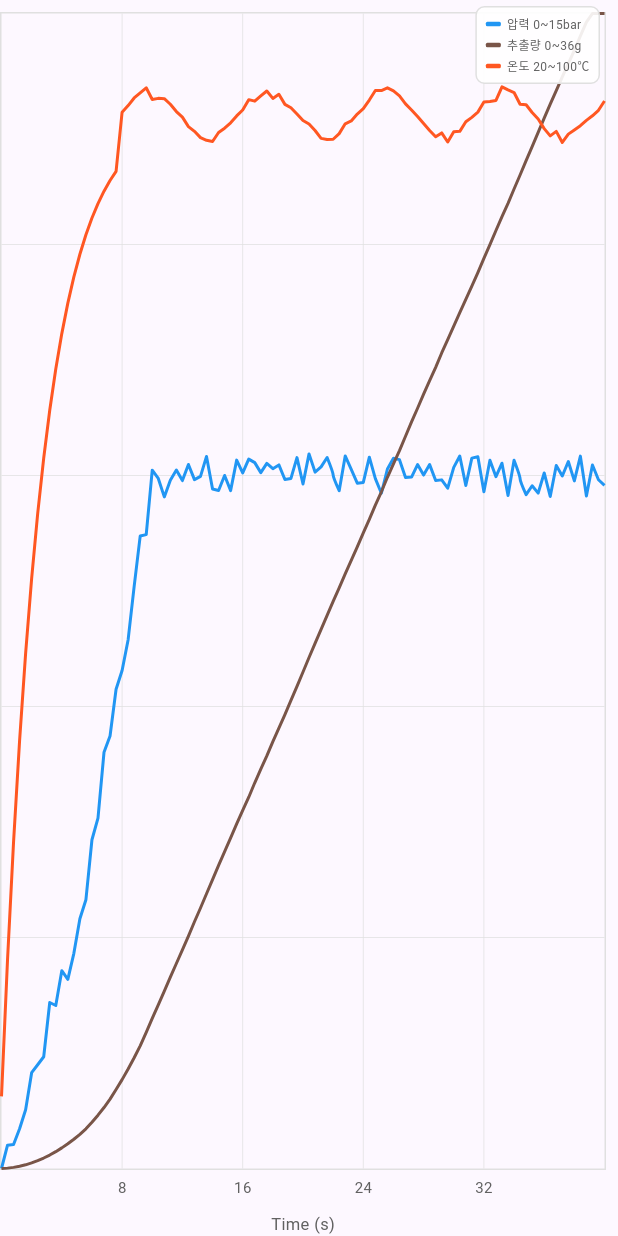
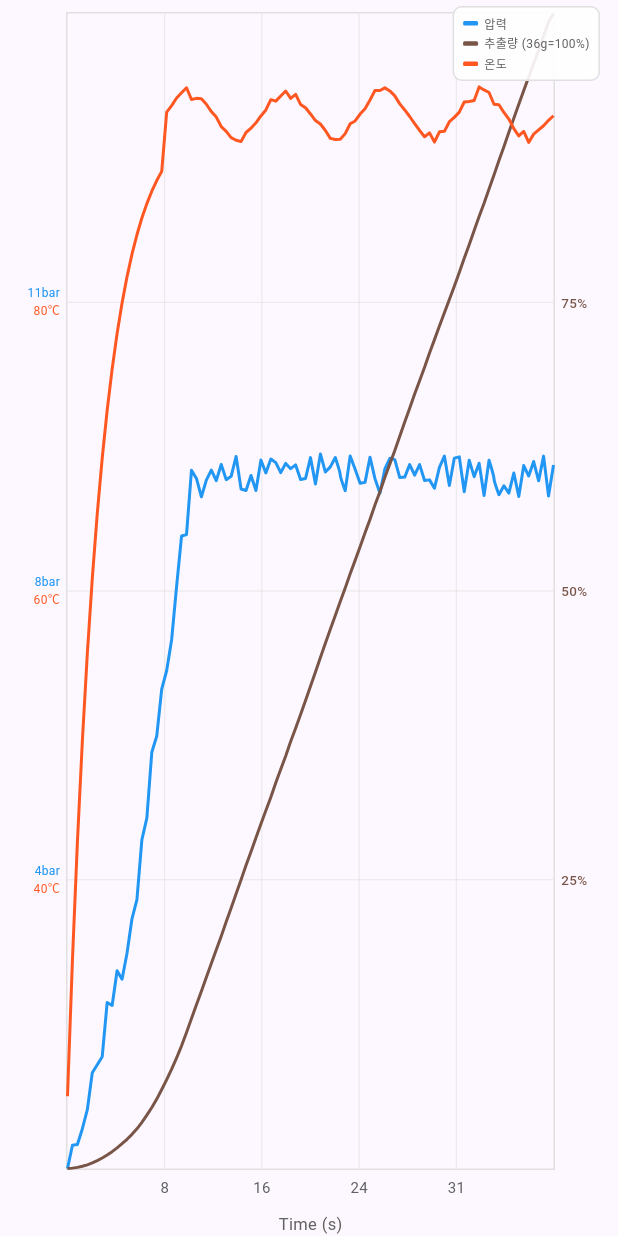
Before and after one commit to Blanche-jara/LAMARO_design, a Flutter app: the SimulationGraph widget shown alone on an empty page, opened directly with empty values, on a phone screen of 412 x 824 dp. Run offline on Flutter 3.47's test engine with Material 3 defaults, Android fonts, the phone set to English and light mode, and no system bars; drawn by our look-alikes of fl_chart; our stand-ins replace shared_preferences; accounts and stored records are empty.

Commit message:
simulation fix

```diff
--- a/lib/screens/recipe_editor_screen.dart
+++ b/lib/screens/recipe_editor_screen.dart
@@ -336,7 +336,7 @@ class _RecipeEditorScreenState extends State<RecipeEditorScreen> {
             },
           ),
           _compactSlider(
-            label: '타깃',
+            label: '목표',
             value: _recipe.preInfusionTarget,
             min: 0,
             max: maxTarget,
@@ -395,7 +395,7 @@ class _RecipeEditorScreenState extends State<RecipeEditorScreen> {
             },
           ),
           _compactSlider(
-            label: '타깃',
+            label: '목표',
             value: _recipe.extractionTarget,
             min: 0,
             max: maxTarget,
--- a/lib/widgets/profile_graph.dart
+++ b/lib/widgets/profile_graph.dart
@@ -497,10 +497,10 @@ class SimulationGraph extends StatelessWidget {
 
   Widget _buildLegend(_SimData sim) {
     final pressLabel = recipe.profileMode == ProfileMode.pressure
-        ? '압력 0~${recipe.yAxisMax.toInt()}bar'
-        : '유량 0~${recipe.yAxisMax.toInt()}ml/s';
-    final yieldLabel = '추출량 0~${sim.yieldMax.toStringAsFixed(0)}g';
-    final tempLabel = '온도 20~100℃';
+        ? '압력'
+        : '유량';
+    final yieldLabel =
+        '추출량 (${sim.yieldMax.toStringAsFixed(0)}g=100%)';
 
     return Container(
       padding: const EdgeInsets.symmetric(horizontal: 6, vertical: 4),
@@ -515,7 +515,7 @@ class SimulationGraph extends StatelessWidget {
         children: [
           _legendItem(pressureColor, pressLabel),
           _legendItem(yieldColor, yieldLabel),
-          _legendItem(tempColor, tempLabel),
+          _legendItem(tempColor, '온도'),
         ],
       ),
     );
@@ -560,9 +560,14 @@ class SimulationGraph extends StatelessWidget {
     double cumYield = 0;
     bool yieldStopped = false;
 
+    double stopT = maxT; // 추출량 달성 시 여기서 끊김
+
     final steps = (maxT / _dt).ceil();
     for (int i = 0; i <= steps; i++) {
       final t = (i * _dt).clamp(0.0, maxT);
+
+      // 이미 추출량 달성 → 모든 라인 중단
+      if (yieldStopped) break;
 
       // ── 압력/유량 ──
       final profileVal = ProfileGraph.profileValueAt(recipe, t);
@@ -571,7 +576,7 @@ class SimulationGraph extends StatelessWidget {
       pressureSpots.add(FlSpot(t, actualPressure / pressMax * 10));
 
       // ── 추출량 ──
-      if (i > 0 && !yieldStopped) {
+      if (i > 0) {
         final actualDt = t - ((i - 1) * _dt).clamp(0.0, maxT);
         final flowRate = recipe.profileMode == ProfileMode.pressure
             ? profileVal * _pressureFlowK
@@ -581,6 +586,7 @@ class SimulationGraph extends StatelessWidget {
         if (recipe.endWeight > 0 && cumYield >= endW) {
           cumYield = endW;
           yieldStopped = true;
+          stopT = t;
         }
       }
       yieldSpots.add(FlSpot(t, (cumYield / endW * 10).clamp(0.0, 10.0)));
@@ -604,12 +610,16 @@ class SimulationGraph extends StatelessWidget {
       pressureSpots: pressureSpots,
       yieldSpots: yieldSpots,
       tempSpots: tempSpots,
-      maxT: maxT,
+      maxT: stopT,
       yieldMax: endW,
     );
   }
 
   LineChartData _buildChart(_SimData sim) {
+    final pressMax = recipe.yAxisMax;
+    final pressUnit =
+        recipe.profileMode == ProfileMode.pressure ? 'bar' : 'ml/s';
+
     return LineChartData(
       minX: 0,
       maxX: sim.maxT,
@@ -618,14 +628,14 @@ class SimulationGraph extends StatelessWidget {
       gridData: FlGridData(
         show: true,
         drawVerticalLine: true,
-        horizontalInterval: 2,
+        horizontalInterval: 2.5,
         verticalInterval: sim.maxT / 5,
         getDrawingHorizontalLine: (_) =>
             FlLine(color: gridColor, strokeWidth: 0.5),
         getDrawingVerticalLine: (_) =>
             FlLine(color: gridColor, strokeWidth: 0.5),
       ),
-      titlesData: _buildTitles(sim.maxT),
+      titlesData: _buildTitles(sim.maxT, pressMax, pressUnit),
       borderData: FlBorderData(
         show: true,
         border: Border.all(color: gridColor, width: 1),
@@ -666,12 +676,37 @@ class SimulationGraph extends StatelessWidget {
     );
   }
 
-  FlTitlesData _buildTitles(double maxX) {
+  FlTitlesData _buildTitles(
+      double maxX, double pressMax, String pressUnit) {
+    const double tempMin = 20.0;
+    const double tempMax = 100.0;
+
     return FlTitlesData(
       topTitles:
           const AxisTitles(sideTitles: SideTitles(showTitles: false)),
-      rightTitles:
-          const AxisTitles(sideTitles: SideTitles(showTitles: false)),
+      rightTitles: AxisTitles(
+        sideTitles: SideTitles(
+          showTitles: true,
+          reservedSize: 34,
+          interval: 2.5,
+          getTitlesWidget: (value, meta) {
+            if (value == meta.max || value == meta.min) {
+              return const SizedBox.shrink();
+            }
+            final pct = (value / 10 * 100).toInt();
+            return Padding(
+              padding: const EdgeInsets.only(left: 4),
+              child: Text(
+                '$pct%',
+                style: const TextStyle(
+                    fontSize: 9,
+                    color: yieldColor,
+                    fontWeight: FontWeight.w500),
+              ),
+            );
+          },
+        ),
+      ),
       bottomTitles: AxisTitles(
         axisNameWidget: const Text(
           'Time (s)',
@@ -695,8 +730,39 @@ class SimulationGraph extends StatelessWidget {
           },
         ),
       ),
-      leftTitles: const AxisTitles(
-        sideTitles: SideTitles(showTitles: false),
+      leftTitles: AxisTitles(
+        sideTitles: SideTitles(
+          showTitles: true,
+          reservedSize: 44,
+          interval: 2.5,
+          getTitlesWidget: (value, meta) {
+            if (value == meta.max || value == meta.min) {
+              return const SizedBox.shrink();
+            }
+            final pressVal = value / 10 * pressMax;
+            final tempVal =
+                tempMin + value / 10 * (tempMax - tempMin);
+            return Padding(
+              padding: const EdgeInsets.only(right: 4),
+              child: Column(
+                mainAxisSize: MainAxisSize.min,
+                crossAxisAlignment: CrossAxisAlignment.end,
+                children: [
+                  Text(
+                    '${pressVal.toStringAsFixed(0)}$pressUnit',
+                    style: const TextStyle(
+                        fontSize: 8, color: pressureColor),
+                  ),
+                  Text(
+                    '${tempVal.toStringAsFixed(0)}℃',
+                    style:
+                        const TextStyle(fontSize: 8, color: tempColor),
+                  ),
+                ],
+              ),
+            );
+          },
+        ),
       ),
     );
   }
```
